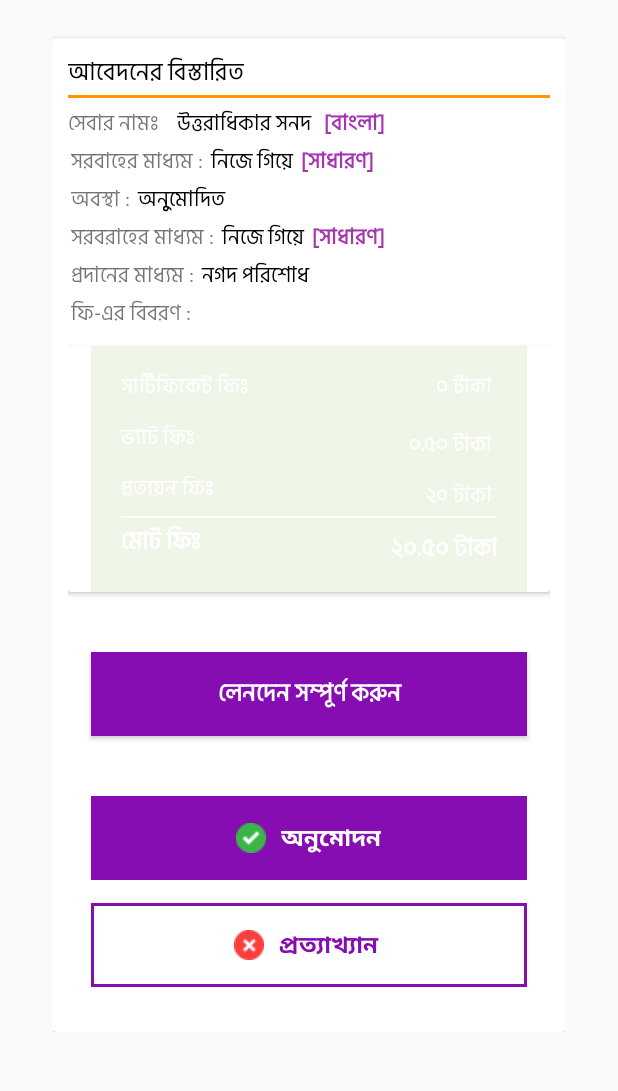
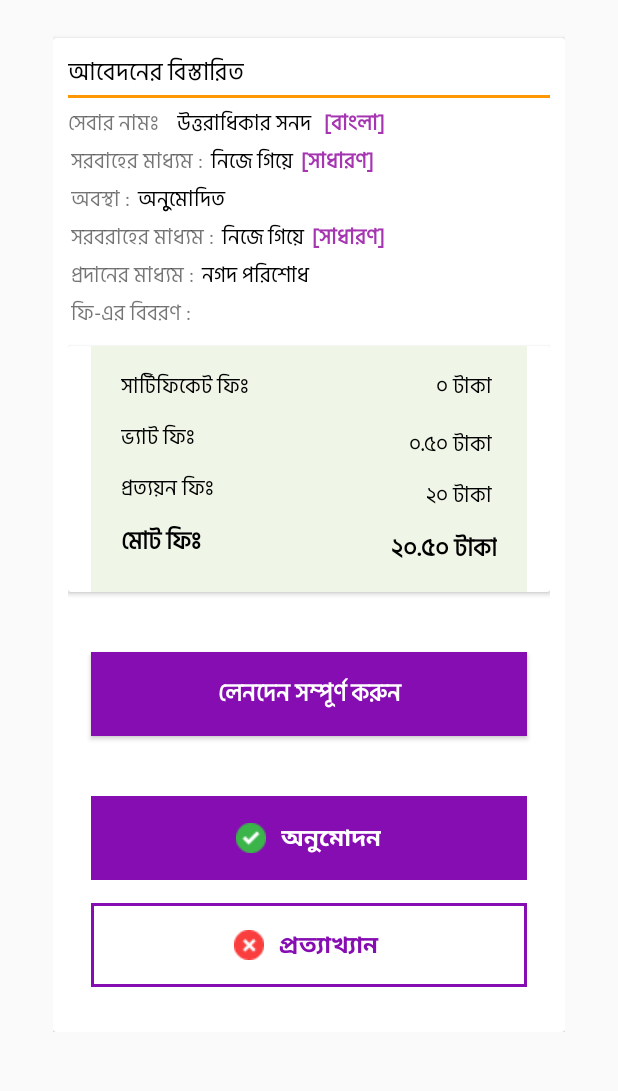
Before and after one commit to farhansadikgalib/Prottoyon, an Android app: the TimeOverActivity screen opened directly, with no data from a screen before it, on a phone screen of 412 x 824 dp, the part 143-1234 px from its top. Run offline under Robolectric (Android 15) with nearby library versions, the light colour scheme and no system bars.

Commit message:
item5 & item 6 activity is changed also dialog box is working now

```diff
--- a/app/src/main/res/layout/activity_time_over.xml
+++ b/app/src/main/res/layout/activity_time_over.xml
@@ -335,7 +335,7 @@
                                 android:layout_width="wrap_content"
                                 android:layout_height="wrap_content"
                                 android:text="সার্টিফিকেট ফিঃ"
-                                android:textColor="#ffffff"
+                                android:textColor="#000000"
                                 android:textSize="14dp"
                                 android:fontFamily="@font/bengali"
                                 app:layout_constraintLeft_toLeftOf="parent"
@@ -350,7 +350,7 @@
                                 android:layout_marginRight="20dp"
                                 android:layout_width="wrap_content"
                                 android:layout_height="wrap_content"
-                                android:textColor="#ffffff"
+                                android:textColor="#000000"
                                 android:textSize="14dp"
                                 android:fontFamily="@font/bengali"
 
@@ -366,7 +366,7 @@
                                 android:layout_width="wrap_content"
                                 android:layout_height="wrap_content"
                                 android:paddingTop="5dp"
-                                android:textColor="#ffffff"
+                                android:textColor="#000000"
                                 android:textSize="14dp"
                                 android:fontFamily="@font/bengali"
                                 android:paddingBottom="5dp"
@@ -380,7 +380,7 @@
                                 android:layout_width="wrap_content"
                                 android:layout_height="wrap_content"
                                 android:paddingTop="5dp"
-                                android:textColor="#ffffff"
+                                android:textColor="#000000"
                                 android:textSize="14dp"
                                 android:fontFamily="@font/bengali"
                                 android:paddingBottom="5dp"
@@ -397,7 +397,7 @@
                                 android:paddingTop="5dp"
                                 android:paddingBottom="5dp"
                                 android:text="প্রত্যয়ন ফিঃ "
-                                android:textColor="#ffffff"
+                                android:textColor="#000000"
                                 android:textSize="14dp"
                                 android:fontFamily="@font/bengali"
                                 app:layout_constraintStart_toStartOf="@+id/charge2"
@@ -410,7 +410,7 @@
                                 android:layout_height="wrap_content"
                                 android:paddingTop="5dp"
                                 android:paddingBottom="5dp"
-                                android:textColor="#ffffff"
+                                android:textColor="#000000"
                                 android:textSize="14dp"
                                 android:fontFamily="@font/bengali"
                                 android:text="২০ টাকা "
@@ -421,7 +421,7 @@
                             <View
                                 android:id="@+id/view2"
                                 android:layout_width="fill_parent"
-                                android:layout_height="1dp"
+                                android:layout_height="2dp"
                                 android:layout_marginLeft="20dp"
                                 android:layout_marginRight="20dp"
                                 android:layout_marginTop="1dp"
@@ -429,7 +429,8 @@
                                 android:layout_alignParentRight="true"
                                 app:layout_constraintLeft_toLeftOf="parent"
                                 app:layout_constraintRight_toRightOf="parent"
-                                android:background="#FFFFF7" />
+                                android:textColor="#000000"
+                                />
 
 
                             <TextView
@@ -439,7 +440,7 @@
                                 android:paddingTop="5dp"
                                 android:paddingBottom="5dp"
                                 android:text="মোট ফিঃ"
-                                android:textColor="#ffffff"
+                                android:textColor="#000000"
                                 android:fontFamily="@font/bengali"
 
                                 android:textSize="16dp"
@@ -454,7 +455,7 @@
                                 android:layout_height="wrap_content"
                                 android:paddingTop="5dp"
                                 android:paddingBottom="15dp"
-                                android:textColor="#ffffff"
+                                android:textColor="#000000"
                                 android:fontFamily="@font/bengali"
                                 android:text="২০.৫০ টাকা"
                                 android:textSize="16dp"
```
